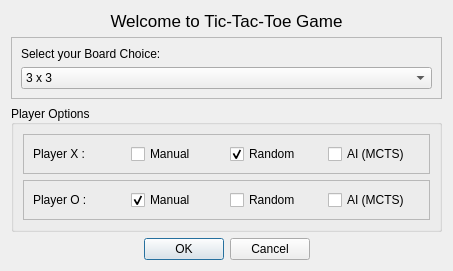
Above: UI/Layouts/MenuBar/NewGameMessageBox.ui from SasankPeetha8/AI_Visualizer before the change. Below: the same form after it.
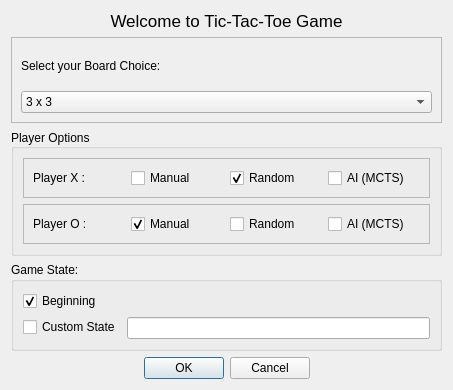
That is the form after the change.

Commit message: Custom Game State at new game menu

Patch:
```diff
--- a/UI/Layouts/MenuBar/NewGameMessageBox.ui
+++ b/UI/Layouts/MenuBar/NewGameMessageBox.ui
@@ -7,7 +7,7 @@
     <x>0</x>
     <y>0</y>
     <width>453</width>
-    <height>268</height>
+    <height>390</height>
    </rect>
   </property>
   <property name="sizePolicy">
@@ -264,6 +264,41 @@
      </layout>
     </widget>
    </item>
+   <item>
+    <widget class="QGroupBox" name="GameStateGroupBox">
+     <property name="title">
+      <string>Game State:</string>
+     </property>
+     <layout class="QFormLayout" name="formLayout">
+      <item row="0" column="0">
+       <widget class="QCheckBox" name="BeginningCheckBox">
+        <property name="text">
+         <string>Beginning</string>
+        </property>
+        <property name="checked">
+         <bool>true</bool>
+        </property>
+        <attribute name="buttonGroup">
+         <string notr="true">GameStateGroup</string>
+        </attribute>
+       </widget>
+      </item>
+      <item row="1" column="0">
+       <widget class="QCheckBox" name="CustomCheckBox">
+        <property name="text">
+         <string>Custom State</string>
+        </property>
+        <attribute name="buttonGroup">
+         <string notr="true">GameStateGroup</string>
+        </attribute>
+       </widget>
+      </item>
+      <item row="1" column="1">
+       <widget class="QLineEdit" name="lineEdit"/>
+      </item>
+     </layout>
+    </widget>
+   </item>
    <item>
     <widget class="QDialogButtonBox" name="DialogButtons">
      <property name="standardButtons">
```
Left out of the diff: 3 changed lines with no effect on the pictures. The commit also changes 16 other files.
